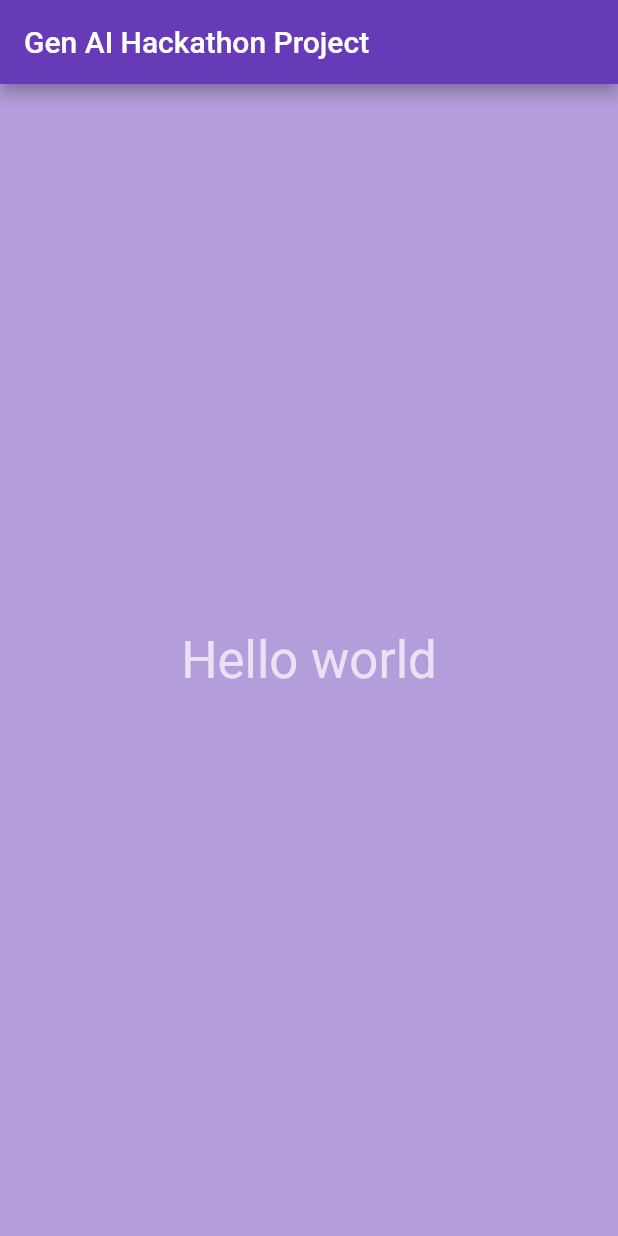
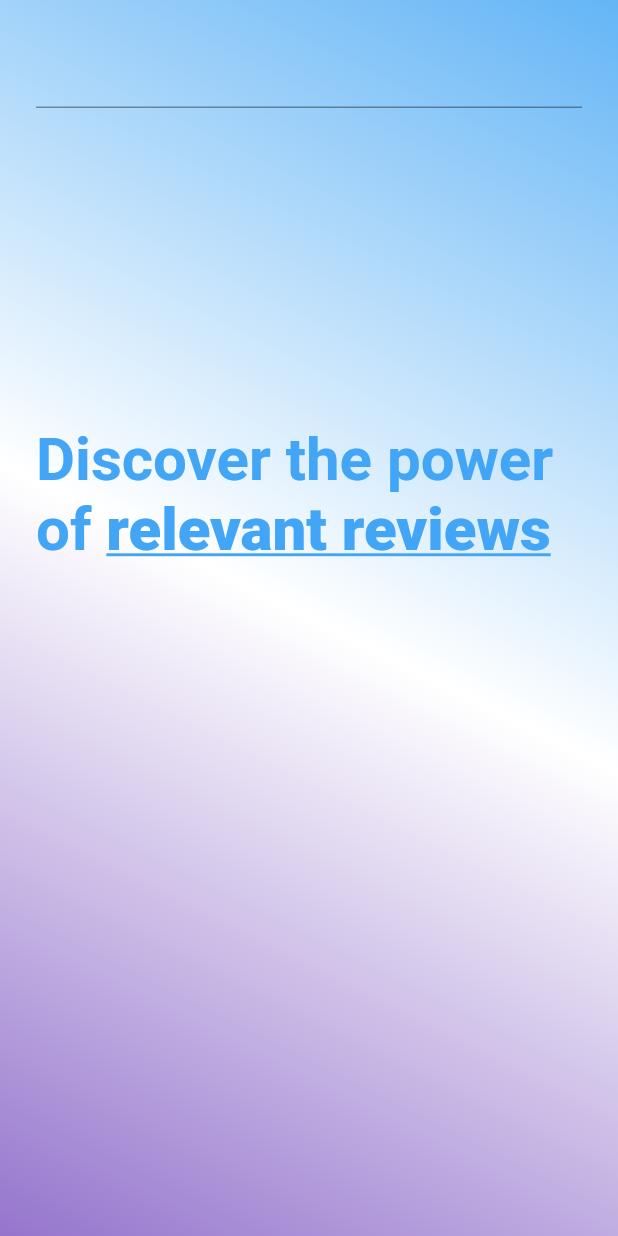
Before and after one commit to Innove-Gen-AI/innove_gen_ai_frontend, a Flutter app: the screen it shows after launch, on a phone screen of 412 x 824 dp. Run offline on Flutter 3.47's test engine with Material 2 defaults, Android fonts, the light colour scheme and no system bars.

Commit message:
updated background, added search and summary pages

```diff
--- a/lib/main.dart
+++ b/lib/main.dart
@@ -1,4 +1,5 @@
 import 'package:flutter/material.dart';
+
 import 'views/home.dart';
 
 void main() {
@@ -10,17 +11,31 @@ class MyApp extends StatelessWidget {
 
   @override
   Widget build(BuildContext context) {
+    ThemeData theme = ThemeData(
+      scaffoldBackgroundColor: Colors.transparent,
+    );
     return MaterialApp(
       debugShowCheckedModeBanner: false,
       title: 'Flutter Demo',
-      theme: ThemeData(
-        scaffoldBackgroundColor: Colors.deepPurple[200],
-        colorScheme: const ColorScheme.dark(),
-        appBarTheme: const AppBarTheme(
-          backgroundColor: Colors.deepPurple
-        )
+      theme: theme.copyWith(
+        textTheme: theme.textTheme.copyWith(
+          headlineLarge: theme.textTheme.headlineLarge!.copyWith(
+              color: Colors.blue.shade400, fontWeight: FontWeight.w700),
+        ),
       ),
-      home: const Home(title: 'Gen AI Hackathon Project'),
+      home: Container(
+          padding: const EdgeInsets.all(24),
+          decoration: BoxDecoration(
+              gradient: LinearGradient(
+            begin: Alignment.topRight,
+            end: Alignment.bottomLeft,
+            colors: [
+              Colors.blue.shade300,
+              Colors.white,
+              Colors.deepPurple.shade300
+            ],
+          )),
+          child: const SafeArea(child: Home())),
     );
   }
 }
--- a/lib/views/home.dart
+++ b/lib/views/home.dart
@@ -1,31 +1,43 @@
 import 'package:flutter/material.dart';
 
 class Home extends StatefulWidget {
-  const Home({super.key, required this.title});
-  final String title;
+  const Home({super.key});
 
   @override
   State<Home> createState() => _HomeState();
 }
 
 class _HomeState extends State<Home> {
-
   @override
   Widget build(BuildContext context) {
     return Scaffold(
-      appBar: AppBar(
-        title: Text(widget.title),
-      ),
-      body: Center(
-        child: Column(
-          mainAxisAlignment: MainAxisAlignment.center,
-          children: <Widget>[
-            Text(
-              'Hello world',
-              style: Theme.of(context).textTheme.headlineMedium,
+      body: Column(
+        mainAxisAlignment: MainAxisAlignment.center,
+        children: <Widget>[
+          const Expanded(
+            // TODO reformat the textfield t olook nicer
+            child: TextField(),
+          ),
+          Expanded(
+            child: RichText(
+              text: TextSpan(
+                  text: 'Discover the power of ',
+                  style: Theme.of(context).textTheme.headlineLarge,
+                  children: [
+                    TextSpan(
+                      text: 'relevant reviews',
+                      style: Theme.of(context)
+                          .textTheme
+                          .headlineLarge!
+                          .copyWith(
+                              decoration: TextDecoration.underline,
+                              fontWeight: FontWeight.w800),
+                    )
+                  ]),
             ),
-          ],
-        ),
+          ),
+          Expanded(child: Container())
+        ],
       ), // This trailing comma makes auto-formatting nicer for build methods.
     );
   }
```
Also changed, not shown: lib/views/product_review_summary_view.dart (+58 -0 lines).
